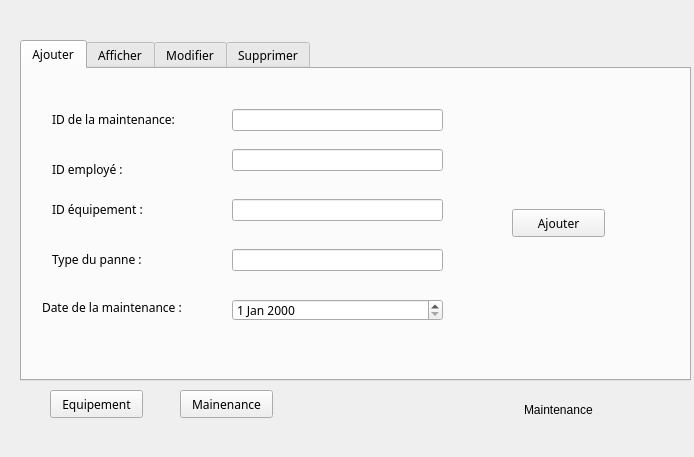
hanenjabnoun-Esprit-2019/Smart_News_Agency_2A25, file Desktop/maintenancee/maintenance.ui: the form before one commit.
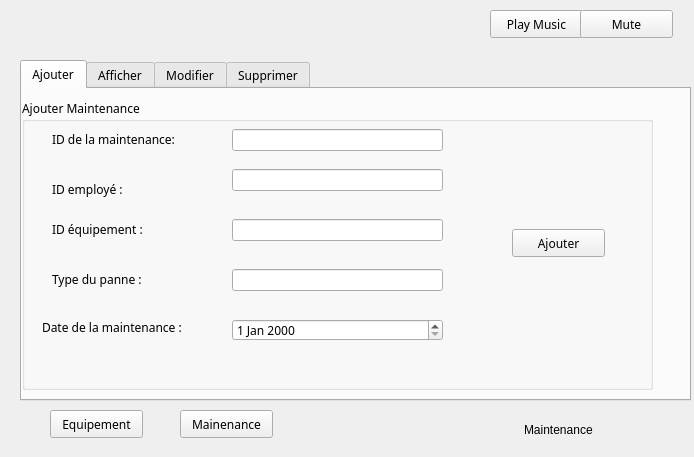
The form after the commit. The open tabs and pages were chosen to show the change.

The edit to the form file:
```diff
--- a/Desktop/maintenancee/maintenance.ui
+++ b/Desktop/maintenancee/maintenance.ui
@@ -17,9 +17,9 @@
    <property name="geometry">
     <rect>
      <x>10</x>
-     <y>20</y>
+     <y>40</y>
      <width>681</width>
-     <height>421</height>
+     <height>411</height>
     </rect>
    </property>
    <property name="currentIndex">
@@ -651,6 +651,31 @@
         </rect>
        </property>
       </widget>
+      <widget class="QGroupBox" name="groupBox_4">
+       <property name="geometry">
+        <rect>
+         <x>0</x>
+         <y>10</y>
+         <width>631</width>
+         <height>291</height>
+        </rect>
+       </property>
+       <property name="title">
+        <string>Ajouter Maintenance</string>
+       </property>
+      </widget>
+      <zorder>groupBox_4</zorder>
+      <zorder>label_9</zorder>
+      <zorder>label_10</zorder>
+      <zorder>label_11</zorder>
+      <zorder>lineEdit_idm</zorder>
+      <zorder>lineEdit_typep</zorder>
+      <zorder>pb_ajouterm</zorder>
+      <zorder>label_19</zorder>
+      <zorder>label_20</zorder>
+      <zorder>lineEdit_idemp</zorder>
+      <zorder>lineEdit_idequip</zorder>
+      <zorder>dateEdit</zorder>
      </widget>
      <widget class="QWidget" name="tab_2">
       <attribute name="title">
@@ -939,6 +964,42 @@
     </widget>
    </widget>
   </widget>
+  <widget class="QPushButton" name="pushButton">
+   <property name="geometry">
+    <rect>
+     <x>490</x>
+     <y>10</y>
+     <width>93</width>
+     <height>28</height>
+    </rect>
+   </property>
+   <property name="font">
+    <font>
+     <family>MV Boli</family>
+    </font>
+   </property>
+   <property name="text">
+    <string>Play Music</string>
+   </property>
+  </widget>
+  <widget class="QPushButton" name="pushButton_2">
+   <property name="geometry">
+    <rect>
+     <x>580</x>
+     <y>10</y>
+     <width>93</width>
+     <height>28</height>
+    </rect>
+   </property>
+   <property name="font">
+    <font>
+     <family>MV Boli</family>
+    </font>
+   </property>
+   <property name="text">
+    <string>Mute</string>
+   </property>
+  </widget>
  </widget>
  <resources/>
  <connections/>
```
Left out of the diff: 86 changed lines with no effect on the pictures.
